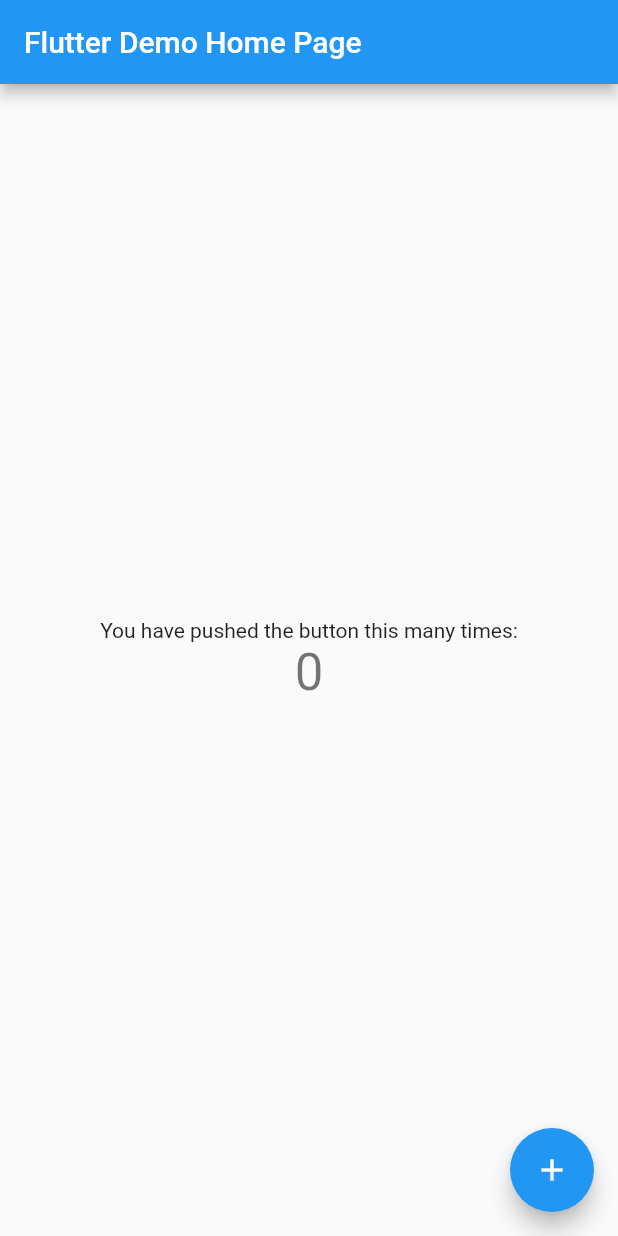
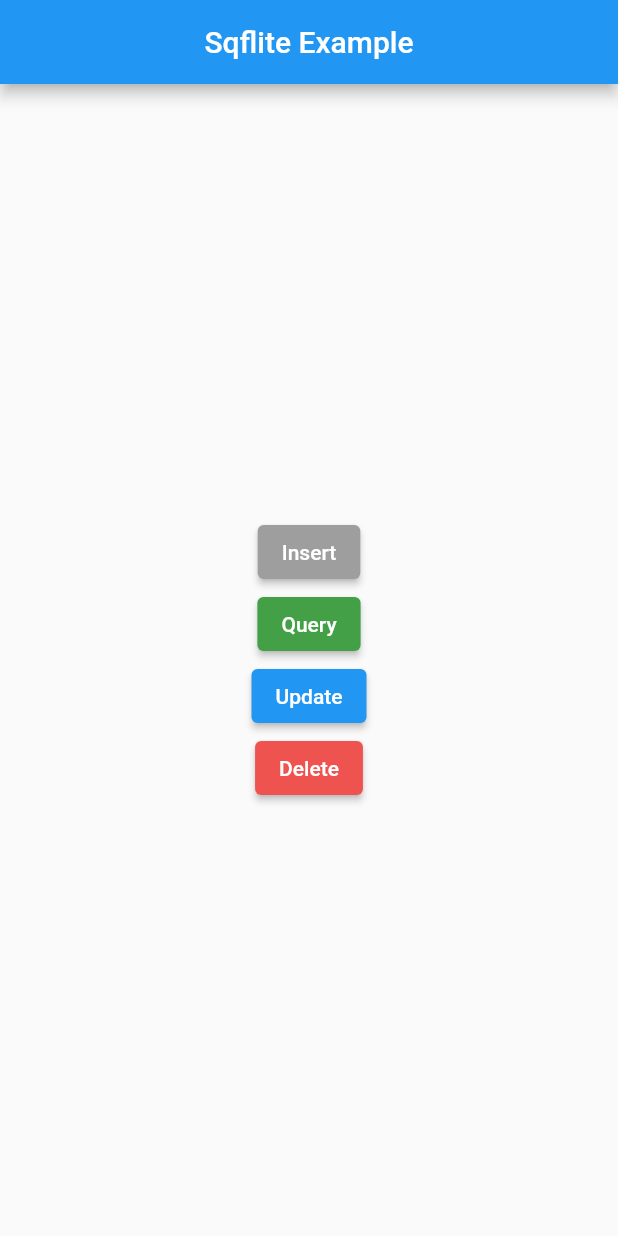
Before and after one commit to sadid369/sqlite_flutter_exp, a Flutter app: the screen it shows after launch, on a phone screen of 412 x 824 dp. Run offline on Flutter 3.47's test engine with Material 2 defaults, Android fonts, the phone set to English and light mode, and no system bars; our stand-ins replace sqflite; accounts and stored records are empty.

Commit message:
@8/10/2022

```diff
--- /dev/null
+++ b/lib/database_helper.dart
@@ -0,0 +1,71 @@
+import 'dart:async';
+import 'dart:io';
+import 'package:path_provider/path_provider.dart';
+import 'package:sqflite/sqflite.dart';
+import 'package:sqflite/sqlite_api.dart';
+import 'package:path/path.dart';
+
+class DatabaseHelper {
+  static final _dbName = 'myDatabase.db';
+  static final _dbVersion = 1;
+  static final _tableName = 'myTable';
+  static final columnId = '_id';
+  static final columnName = 'name';
+
+  DatabaseHelper._privateConstructor();
+  static final DatabaseHelper instance = DatabaseHelper._privateConstructor();
+  static Database? _database;
+
+  Future<Database> get database async {
+    if (_database != null) {
+      return _database!;
+    }
+    _database = await _initiateDatabase();
+    return _database!;
+  }
+
+  _initiateDatabase() async {
+    Directory directory = await getApplicationDocumentsDirectory();
+    String path = join(directory.path, _dbName);
+    return await openDatabase(path, version: _dbVersion, onCreate: _onCreate);
+  }
+
+  FutureOr _onCreate(Database db, int version) {
+    db.execute(
+      '''
+      CREATE TABLE $_tableName(
+      $columnId INTEGER PRIMARY KEY,
+      $columnName TEXT NOT NULL)
+
+      ''',
+    );
+  }
+
+  Future<int> insert(Map<String, dynamic> row) async {
+    Database db = await instance.database;
+    return db.insert(_tableName, row);
+  }
+
+  Future<List<Map<String, dynamic>>> queryAll() async {
+    Database db = await instance.database;
+    return db.query(
+      _tableName,
+    );
+  }
+
+  Future<int> update(Map<String, dynamic> row) async {
+    Database db = await instance.database;
+    int id = row[columnId];
+    return await db.update(
+      _tableName,
+      row,
+      where: '$columnId = ?',
+      whereArgs: [id],
+    );
+  }
+
+  Future<int> delete(int id) async {
+    Database db = await instance.database;
+    return await db.delete(_tableName, where: '$columnId =?', whereArgs: [id]);
+  }
+}
--- a/lib/main.dart
+++ b/lib/main.dart
@@ -1,4 +1,5 @@
 import 'package:flutter/material.dart';
+import 'package:sqlite_flutter_exp/database_helper.dart';
 
 void main() {
   runApp(const MyApp());
@@ -6,110 +7,79 @@
 
 class MyApp extends StatelessWidget {
   const MyApp({super.key});
-
-  // This widget is the root of your application.
   @override
   Widget build(BuildContext context) {
     return MaterialApp(
+      debugShowCheckedModeBanner: false,
       title: 'Flutter Demo',
       theme: ThemeData(
-        // This is the theme of your application.
-        //
-        // Try running your application with "flutter run". You'll see the
-        // application has a blue toolbar. Then, without quitting the app, try
-        // changing the primarySwatch below to Colors.green and then invoke
-        // "hot reload" (press "r" in the console where you ran "flutter run",
-        // or simply save your changes to "hot reload" in a Flutter IDE).
-        // Notice that the counter didn't reset back to zero; the application
-        // is not restarted.
         primarySwatch: Colors.blue,
       ),
-      home: const MyHomePage(title: 'Flutter Demo Home Page'),
+      home: const HomePage(),
     );
   }
 }
 
-class MyHomePage extends StatefulWidget {
-  const MyHomePage({super.key, required this.title});
-
-  // This widget is the home page of your application. It is stateful, meaning
-  // that it has a State object (defined below) that contains fields that affect
-  // how it looks.
-
-  // This class is the configuration for the state. It holds the values (in this
-  // case the title) provided by the parent (in this case the App widget) and
-  // used by the build method of the State. Fields in a Widget subclass are
-  // always marked "final".
-
-  final String title;
-
-  @override
-  State<MyHomePage> createState() => _MyHomePageState();
-}
-
-class _MyHomePageState extends State<MyHomePage> {
-  int _counter = 0;
-
-  void _incrementCounter() {
-    setState(() {
-      // This call to setState tells the Flutter framework that something has
-      // changed in this State, which causes it to rerun the build method below
-      // so that the display can reflect the updated values. If we changed
-      // _counter without calling setState(), then the build method would not be
-      // called again, and so nothing would appear to happen.
-      _counter++;
-    });
-  }
+class HomePage extends StatelessWidget {
+  const HomePage({Key? key}) : super(key: key);
 
   @override
   Widget build(BuildContext context) {
-    // This method is rerun every time setState is called, for instance as done
-    // by the _incrementCounter method above.
-    //
-    // The Flutter framework has been optimized to make rerunning build methods
-    // fast, so that you can just rebuild anything that needs updating rather
-    // than having to individually change instances of widgets.
     return Scaffold(
-      appBar: AppBar(
-        // Here we take the value from the MyHomePage object that was created by
-        // the App.build method, and use it to set our appbar title.
-        title: Text(widget.title),
-      ),
+      appBar: AppBar(centerTitle: true, title: const Text("Sqflite Example")),
       body: Center(
-        // Center is a layout widget. It takes a single child and positions it
-        // in the middle of the parent.
         child: Column(
-          // Column is also a layout widget. It takes a list of children and
-          // arranges them vertically. By default, it sizes itself to fit its
-          // children horizontally, and tries to be as tall as its parent.
-          //
-          // Invoke "debug painting" (press "p" in the console, choose the
-          // "Toggle Debug Paint" action from the Flutter Inspector in Android
-          // Studio, or the "Toggle Debug Paint" command in Visual Studio Code)
-          // to see the wireframe for each widget.
-          //
-          // Column has various properties to control how it sizes itself and
-          // how it positions its children. Here we use mainAxisAlignment to
-          // center the children vertically; the main axis here is the vertical
-          // axis because Columns are vertical (the cross axis would be
-          // horizontal).
           mainAxisAlignment: MainAxisAlignment.center,
-          children: <Widget>[
-            const Text(
-              'You have pushed the button this many times:',
+          children: [
+            ElevatedButton(
+              onPressed: () async {
+                int i = await DatabaseHelper.instance.insert({
+                  DatabaseHelper.columnName: "Sadid",
+                });
+                print('Inserted ID is $i');
+              },
+              child: Text("Insert"),
+              style: ButtonStyle(
+                  backgroundColor:
+                      MaterialStateProperty.all<Color>(Colors.grey)),
             ),
-            Text(
-              '$_counter',
-              style: Theme.of(context).textTheme.headline4,
+            ElevatedButton(
+              onPressed: () async {
+                List<Map<String, dynamic>> queryRows =
+                    await DatabaseHelper.instance.queryAll();
+                print(queryRows);
+              },
+              child: Text("Query"),
+              style: ButtonStyle(
+                  backgroundColor:
+                      MaterialStateProperty.all<Color>(Colors.green.shade600)),
+            ),
+            ElevatedButton(
+              onPressed: () async {
+                int upadatedId = await DatabaseHelper.instance.update({
+                  DatabaseHelper.columnId: 1,
+                  DatabaseHelper.columnName: "Sadid1"
+                });
+                print(upadatedId);
+              },
+              child: Text("Update"),
+              style: ButtonStyle(
+                  backgroundColor:
+                      MaterialStateProperty.all<Color>(Colors.blue.shade500)),
+            ),
+            ElevatedButton(
+              onPressed: () async {
+                int rowsAffected = await DatabaseHelper.instance.delete(2);
+                print(rowsAffected);
+              },
+              child: Text("Delete"),
+              style: ButtonStyle(
+                  backgroundColor:
+                      MaterialStateProperty.all<Color>(Colors.red.shade400)),
             ),
           ],
         ),
       ),
-      floatingActionButton: FloatingActionButton(
-        onPressed: _incrementCounter,
-        tooltip: 'Increment',
-        child: const Icon(Icons.add),
-      ), // This trailing comma makes auto-formatting nicer for build methods.
     );
   }
 }
--- a/pubspec.yaml
+++ b/pubspec.yaml
@@ -36,6 +36,8 @@
   # The following adds the Cupertino Icons font to your application.
   # Use with the CupertinoIcons class for iOS style icons.
   cupertino_icons: ^1.0.2
+  sqflite: ^2.1.0+1
+  path_provider: ^2.0.11
 
 dev_dependencies:
   flutter_test:
```
Also changed, not shown: pubspec.lock, 1 other file.
